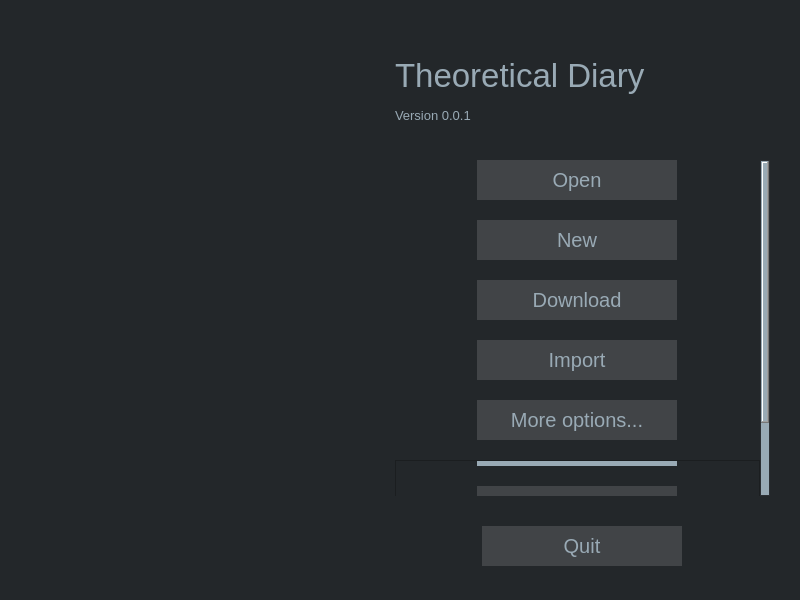
Qt form mainwindow.ui (someretical/TheoreticalDiary) before a commit.
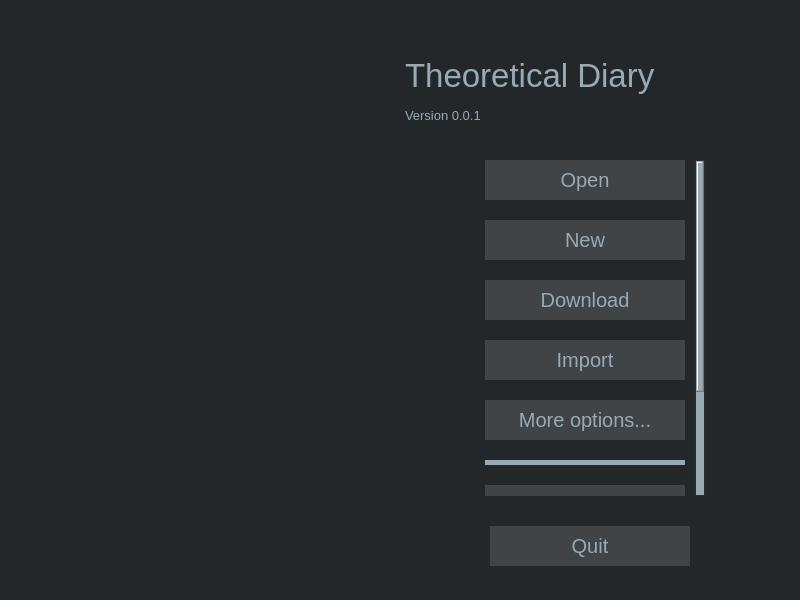
The same form after that commit. Icons and pictures are not drawn.

```diff
--- a/mainwindow.ui
+++ b/mainwindow.ui
@@ -83,9 +83,8 @@
     background-color: #56595c;
 }
 QScrollArea {
-border: none
+    border: none
 }
-
 QScrollBar::vertical {              
         border: 1px solid #2c2f33;
         background:rgb(153, 170, 181);
@@ -110,10 +109,7 @@
         height: 0 px;
         subcontrol-position: top;
         subcontrol-origin: margin;
-}
-
-
-</string>
+}</string>
    </property>
    <layout class="QGridLayout" name="gridLayout">
     <property name="leftMargin">
@@ -123,7 +119,7 @@
      <number>10</number>
     </property>
     <property name="rightMargin">
-     <number>30</number>
+     <number>10</number>
     </property>
     <property name="bottomMargin">
      <number>10</number>
@@ -267,13 +263,36 @@
          </spacer>
         </item>
         <item>
+         <layout class="QGridLayout" name="button_grid_top">
+          <property name="rightMargin">
+           <number>15</number>
+          </property>
+          <property name="bottomMargin">
+           <number>0</number>
+          </property>
+          <property name="spacing">
+           <number>0</number>
+          </property>
+          <item row="0" column="0" alignment="Qt::AlignHCenter|Qt::AlignVCenter">
          <widget class="QScrollArea" name="top_half_scroll_area">
           <property name="sizePolicy">
-           <sizepolicy hsizetype="Preferred" vsizetype="Preferred">
+             <sizepolicy hsizetype="Fixed" vsizetype="Preferred">
             <horstretch>0</horstretch>
             <verstretch>0</verstretch>
            </sizepolicy>
           </property>
+            <property name="minimumSize">
+             <size>
+              <width>230</width>
+              <height>0</height>
+             </size>
+            </property>
+            <property name="maximumSize">
+             <size>
+              <width>230</width>
+              <height>16777215</height>
+             </size>
+            </property>
           <property name="styleSheet">
            <string notr="true"/>
           </property>
@@ -285,8 +304,8 @@
             <rect>
              <x>0</x>
              <y>0</y>
-             <width>236</width>
-             <height>427</height>
+               <width>220</width>
+               <height>485</height>
             </rect>
            </property>
            <property name="styleSheet">
@@ -463,6 +482,9 @@
             </item>
             <item>
              <widget class="QFrame" name="options">
+                <property name="styleSheet">
+                 <string notr="true">border: none</string>
+                </property>
               <property name="frameShape">
                <enum>QFrame::StyledPanel</enum>
               </property>
@@ -568,12 +590,44 @@
                  </property>
                 </widget>
                </item>
+                 <item alignment="Qt::AlignHCenter|Qt::AlignVCenter">
+                  <widget class="QPushButton" name="about_button">
+                   <property name="sizePolicy">
+                    <sizepolicy hsizetype="Minimum" vsizetype="Minimum">
+                     <horstretch>0</horstretch>
+                     <verstretch>0</verstretch>
+                    </sizepolicy>
+                   </property>
+                   <property name="minimumSize">
+                    <size>
+                     <width>200</width>
+                     <height>40</height>
+                    </size>
+                   </property>
+                   <property name="font">
+                    <font>
+                     <pointsize>15</pointsize>
+                    </font>
+                   </property>
+                   <property name="toolTip">
+                    <string>Information about this program.</string>
+                   </property>
+                   <property name="text">
+                    <string>About</string>
+                   </property>
+                   <property name="autoDefault">
+                    <bool>true</bool>
+                   </property>
+                  </widget>
+                 </item>
               </layout>
              </widget>
             </item>
            </layout>
           </widget>
          </widget>
+          </item>
+         </layout>
         </item>
        </layout>
       </item>
@@ -590,7 +644,18 @@
         </property>
        </spacer>
       </item>
-      <item alignment="Qt::AlignHCenter|Qt::AlignVCenter">
+      <item>
+       <layout class="QGridLayout" name="button_grid_bottom">
+        <property name="topMargin">
+         <number>0</number>
+        </property>
+        <property name="rightMargin">
+         <number>15</number>
+        </property>
+        <property name="spacing">
+         <number>0</number>
+        </property>
+        <item row="0" column="0" alignment="Qt::AlignHCenter|Qt::AlignVCenter">
        <widget class="QPushButton" name="quit_button">
         <property name="sizePolicy">
          <sizepolicy hsizetype="Minimum" vsizetype="Minimum">
@@ -626,6 +691,8 @@
         </property>
        </widget>
       </item>
+       </layout>
+      </item>
       <item>
        <spacer name="verticalSpacer">
         <property name="orientation">
```
Left out of the diff: 28 changed lines with no effect on the pictures. Lines whose indentation alone changed are shown as unchanged.
